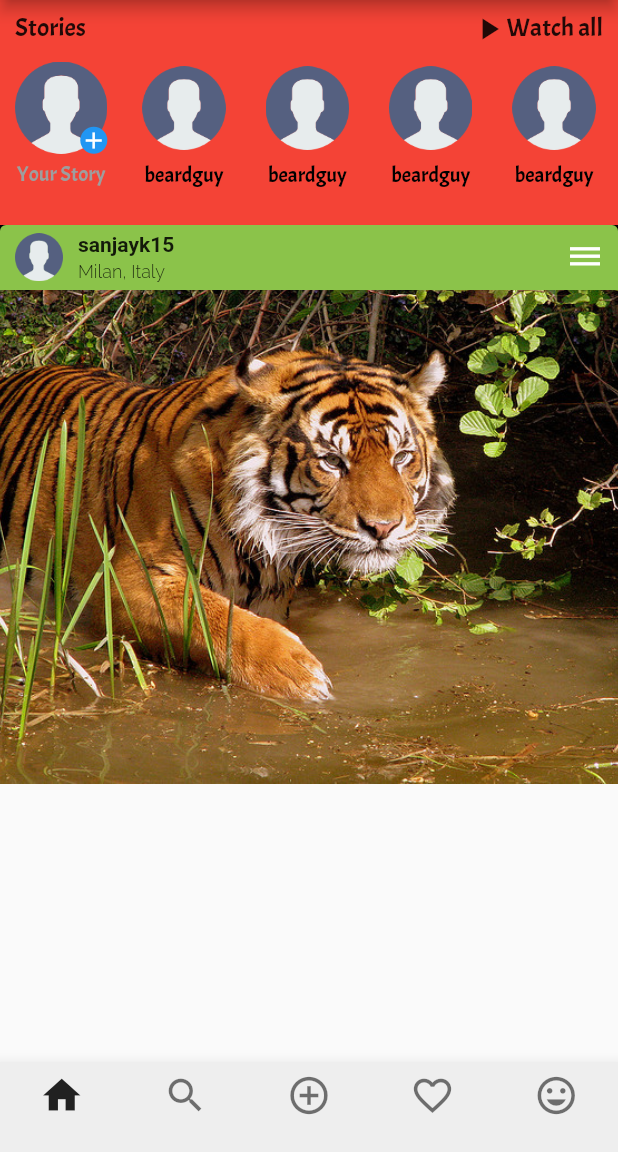
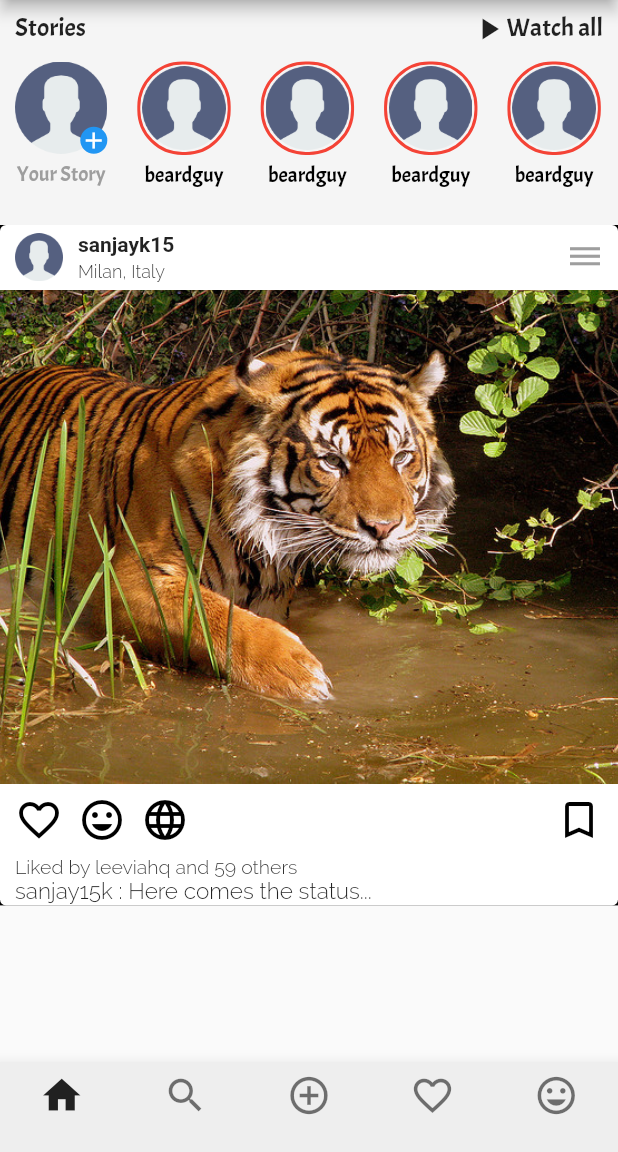
Before and after one commit to sanjay-kd/Instagram-Clone-App, a Flutter app: the screen it shows after launch, on a phone screen of 412 x 824 dp, the part 84-1236 px from its top. Run offline on Flutter 3.47's test engine with Material 2 defaults, Android fonts, the phone set to English and light mode, and no system bars; Roboto replaces fonts that are missing (Ace).

Commit message:
HomePageUI created

```diff
--- a/lib/pages/HomeSectionView.dart
+++ b/lib/pages/HomeSectionView.dart
@@ -6,14 +6,21 @@ class HomeSectionView extends StatefulWidget {
 }
 
 class _HomeSectionViewState extends State<HomeSectionView> {
+
   @override
   Widget build(BuildContext context) {
     return SingleChildScrollView(
       child: Column(
         crossAxisAlignment: CrossAxisAlignment.start,
         children: <Widget>[
-          StoriesSection(),
-          PostSection(),
+          Container(
+            child: StoriesSection(),
+            color: Color(0xFFF5F5F5),
+          ),
+          Container(
+            child: PostSection(),
+            color: Colors.white,
+          ),
         ],
       ),
     );
@@ -107,7 +114,6 @@ class _StoriesSectionState extends State<StoriesSection> {
   Widget build(BuildContext context) {
     return Container(
       height: 150,
-        color: Colors.red,
         child: Padding(
           padding: const EdgeInsets.fromLTRB(0, 7, 0, 4),
           child: Column(
@@ -167,7 +173,6 @@ class _PostSectionState extends State<PostSection> {
       child: Card(
         margin: const EdgeInsets.all(0.0),
         elevation: 0.0,
-        color: Colors.lightGreen,
         child: Column(
           children: <Widget>[
             Padding(
@@ -190,18 +195,49 @@ class _PostSectionState extends State<PostSection> {
                         )
                       ],
                     ),
-                    Icon(Icons.dehaze, color: Colors.white,)
+                    Icon(Icons.dehaze, color: Colors.grey,)
                   ],
                 ),
               ),
             ),
             Container(
-              height: MediaQuery.of(context).size.height*0.4,
+              height: MediaQuery.of(context).size.width*0.8,
               decoration: BoxDecoration(
                 image: DecorationImage(
                   image: AssetImage("assets/images/post_image.jpg"),
                   fit: BoxFit.cover
                 ),
+              ),
+            ),
+            Container(
+              padding: const EdgeInsets.symmetric(vertical: 8, horizontal: 10),
+              child: Row(
+                crossAxisAlignment: CrossAxisAlignment.start,
+                mainAxisAlignment: MainAxisAlignment.spaceBetween,
+                children: <Widget>[
+                  Row(
+                    crossAxisAlignment: CrossAxisAlignment.start,
+                    children: <Widget>[
+                      Icon(Icons.favorite_border, color: Colors.black, size: 32,),
+                      SizedBox(width: 10,),
+                      Icon(Icons.insert_emoticon, color: Colors.black, size: 32,),
+                      SizedBox(width: 10,),
+                      Icon(Icons.language, color: Colors.black, size: 32,),
+                    ],
+                  ),
+                  Icon(Icons.bookmark_border, color: Colors.black, size: 32,),
+                ],
+              ),
+            ),
+            Container(
+              width: double.infinity,
+              padding: const EdgeInsets.symmetric(horizontal: 10),
+              child: Column(
+                crossAxisAlignment: CrossAxisAlignment.start,
+                children: <Widget>[
+                  Text("Liked by leeviahq and 59 others", style: TextStyle(fontSize: 13),),
+                  Text("sanjay15k : Here comes the status...", style: TextStyle(fontSize: 15),)
+                ],
               ),
             )
           ],
```
Also changed, not shown: assets/icons/comment.png (added), assets/icons/send.png (added).
